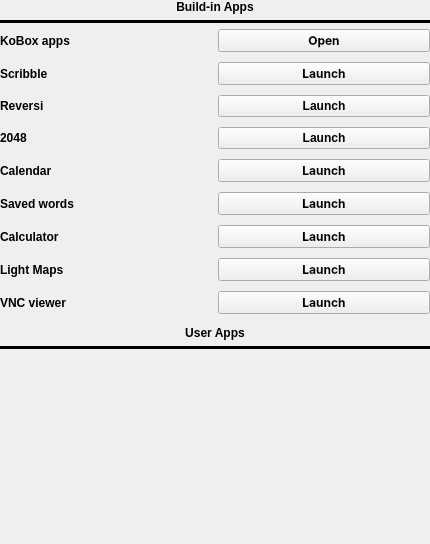
First picture: the form in apps.ui, repository Quill-OS/quill, before the edit.
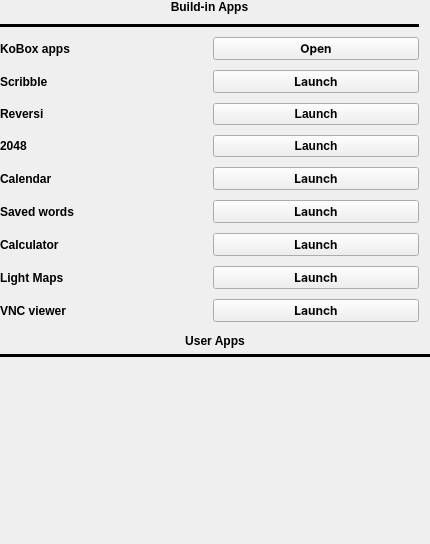
Second picture: the form after the edit.

Patch:
```diff
--- a/apps.ui
+++ b/apps.ui
@@ -28,7 +28,7 @@
    </property>
    <item>
     <layout class="QGridLayout" name="gridLayout">
-     <item row="2" column="0">
+     <item row="6" column="0">
       <widget class="QScrollArea" name="scrollArea">
        <property name="frameShape">
         <enum>QFrame::NoFrame</enum>
@@ -51,7 +51,7 @@
           <x>0</x>
           <y>0</y>
           <width>428</width>
-          <height>512</height>
+          <height>542</height>
          </rect>
         </property>
         <layout class="QVBoxLayout" name="verticalLayout_2">
@@ -72,14 +72,17 @@
          </property>
          <item>
           <layout class="QGridLayout" name="gridLayout_3">
+           <property name="rightMargin">
+            <number>11</number>
+           </property>
            <property name="bottomMargin">
             <number>6</number>
            </property>
            <property name="verticalSpacing">
             <number>10</number>
            </property>
-           <item row="5" column="0">
-            <widget class="QLabel" name="g2048Label">
+           <item row="3" column="0">
+            <widget class="QLabel" name="label_5">
              <property name="font">
               <font>
                <weight>75</weight>
@@ -87,12 +90,12 @@
               </font>
              </property>
              <property name="text">
-              <string>2048</string>
+              <string>KoBox apps</string>
              </property>
             </widget>
            </item>
-           <item row="4" column="0">
-            <widget class="QLabel" name="reversiLabel">
+           <item row="12" column="0">
+            <widget class="QLabel" name="vncViewerLabel">
              <property name="font">
               <font>
                <weight>75</weight>
@@ -100,11 +103,11 @@
               </font>
              </property>
              <property name="text">
-              <string>Reversi</string>
+              <string>VNC viewer</string>
              </property>
             </widget>
            </item>
-           <item row="2" column="1">
+           <item row="4" column="1">
             <widget class="QPushButton" name="scribbleLaunchBtn">
              <property name="font">
               <font>
@@ -119,7 +122,20 @@
              </property>
             </widget>
            </item>
-           <item row="2" column="0">
+           <item row="9" column="0">
+            <widget class="QLabel" name="label_3">
+             <property name="font">
+              <font>
+               <weight>75</weight>
+               <bold>true</bold>
+              </font>
+             </property>
+             <property name="text">
+              <string>Saved words</string>
+             </property>
+            </widget>
+           </item>
+           <item row="4" column="0">
             <widget class="QLabel" name="scribbleLabel">
              <property name="font">
               <font>
@@ -132,10 +148,24 @@
              </property>
             </widget>
            </item>
-           <item row="5" column="1">
-            <widget class="QPushButton" name="g2048LaunchBtn">
+           <item row="10" column="0">
+            <widget class="QLabel" name="label_4">
              <property name="font">
               <font>
+               <weight>75</weight>
+               <bold>true</bold>
+              </font>
+             </property>
+             <property name="text">
+              <string>Calculator</string>
+             </property>
+            </widget>
+           </item>
+           <item row="8" column="1">
+            <widget class="QPushButton" name="calendarLaunchBtn">
+             <property name="font">
+              <font>
+               <family>Inter</family>
                <weight>75</weight>
                <bold>true</bold>
               </font>
@@ -145,7 +175,21 @@
              </property>
             </widget>
            </item>
-           <item row="9" column="0">
+           <item row="3" column="1">
+            <widget class="QPushButton" name="koboxAppsOpenButton">
+             <property name="font">
+              <font>
+               <family>Inter</family>
+               <weight>75</weight>
+               <bold>true</bold>
+              </font>
+             </property>
+             <property name="text">
+              <string>Open</string>
+             </property>
+            </widget>
+           </item>
+           <item row="11" column="0">
             <widget class="QLabel" name="label_2">
              <property name="font">
               <font>
@@ -158,22 +202,8 @@
              </property>
             </widget>
            </item>
-           <item row="8" column="1">
-            <widget class="QPushButton" name="calculatorLaunchBtn">
-             <property name="font">
-              <font>
-               <family>Inter</family>
-               <weight>75</weight>
-               <bold>true</bold>
-              </font>
-             </property>
-             <property name="text">
-              <string>Launch</string>
-             </property>
-            </widget>
-           </item>
            <item row="6" column="0">
-            <widget class="QLabel" name="calendarLabel">
+            <widget class="QLabel" name="reversiLabel">
              <property name="font">
               <font>
                <weight>75</weight>
@@ -181,28 +211,14 @@
               </font>
              </property>
              <property name="text">
-              <string>Calendar</string>
+              <string>Reversi</string>
              </property>
             </widget>
            </item>
-           <item row="1" column="0">
-            <widget class="QLabel" name="label_5">
+           <item row="6" column="1">
+            <widget class="QPushButton" name="reversiLaunchBtn">
              <property name="font">
               <font>
-               <weight>75</weight>
-               <bold>true</bold>
-              </font>
-             </property>
-             <property name="text">
-              <string>KoBox apps</string>
-             </property>
-            </widget>
-           </item>
-           <item row="7" column="1">
-            <widget class="QPushButton" name="savedWordsLaunchBtn">
-             <property name="font">
-              <font>
-               <family>Inter</family>
                <weight>75</weight>
                <bold>true</bold>
               </font>
@@ -213,12 +229,11 @@
             </widget>
            </item>
            <item row="9" column="1">
-            <widget class="QPushButton" name="lightmapsLaunchBtn">
+            <widget class="QPushButton" name="savedWordsLaunchBtn">
              <property name="font">
               <font>
                <family>Inter</family>
                <weight>75</weight>
-               <italic>false</italic>
                <bold>true</bold>
               </font>
              </property>
@@ -227,47 +242,47 @@
              </property>
             </widget>
            </item>
-           <item row="1" column="1">
-            <widget class="QPushButton" name="koboxAppsOpenButton">
-             <property name="font">
-              <font>
-               <family>Inter</family>
-               <weight>75</weight>
-               <bold>true</bold>
-              </font>
-             </property>
-             <property name="text">
-              <string>Open</string>
-             </property>
-            </widget>
-           </item>
-           <item row="7" column="0">
-            <widget class="QLabel" name="label_3">
-             <property name="font">
-              <font>
-               <weight>75</weight>
-               <bold>true</bold>
-              </font>
-             </property>
-             <property name="text">
-              <string>Saved words</string>
-             </property>
-            </widget>
-           </item>
-           <item row="10" column="0">
-            <widget class="QLabel" name="vncViewerLabel">
-             <property name="font">
-              <font>
-               <weight>75</weight>
-               <bold>true</bold>
-              </font>
-             </property>
-             <property name="text">
-              <string>VNC viewer</string>
-             </property>
-            </widget>
-           </item>
            <item row="10" column="1">
+            <widget class="QPushButton" name="calculatorLaunchBtn">
+             <property name="font">
+              <font>
+               <family>Inter</family>
+               <weight>75</weight>
+               <bold>true</bold>
+              </font>
+             </property>
+             <property name="text">
+              <string>Launch</string>
+             </property>
+            </widget>
+           </item>
+           <item row="7" column="0">
+            <widget class="QLabel" name="g2048Label">
+             <property name="font">
+              <font>
+               <weight>75</weight>
+               <bold>true</bold>
+              </font>
+             </property>
+             <property name="text">
+              <string>2048</string>
+             </property>
+            </widget>
+           </item>
+           <item row="7" column="1">
+            <widget class="QPushButton" name="g2048LaunchBtn">
+             <property name="font">
+              <font>
+               <weight>75</weight>
+               <bold>true</bold>
+              </font>
+             </property>
+             <property name="text">
+              <string>Launch</string>
+             </property>
+            </widget>
+           </item>
+           <item row="12" column="1">
             <widget class="QPushButton" name="vncLaunchBtn">
              <property name="font">
               <font>
@@ -281,12 +296,13 @@
              </property>
             </widget>
            </item>
-           <item row="6" column="1">
-            <widget class="QPushButton" name="calendarLaunchBtn">
+           <item row="11" column="1">
+            <widget class="QPushButton" name="lightmapsLaunchBtn">
              <property name="font">
               <font>
                <family>Inter</family>
                <weight>75</weight>
+               <italic>false</italic>
                <bold>true</bold>
               </font>
              </property>
@@ -295,8 +311,24 @@
              </property>
             </widget>
            </item>
+           <item row="1" column="0" colspan="2">
+            <widget class="QLabel" name="label">
+             <property name="font">
+              <font>
+               <weight>75</weight>
+               <bold>true</bold>
+              </font>
+             </property>
+             <property name="text">
+              <string>Build-in Apps</string>
+             </property>
+             <property name="alignment">
+              <set>Qt::AlignCenter</set>
+             </property>
+            </widget>
+           </item>
            <item row="8" column="0">
-            <widget class="QLabel" name="label_4">
+            <widget class="QLabel" name="calendarLabel">
              <property name="font">
               <font>
                <weight>75</weight>
@@ -304,20 +336,20 @@
               </font>
              </property>
              <property name="text">
-              <string>Calculator</string>
+              <string>Calendar</string>
              </property>
             </widget>
            </item>
-           <item row="4" column="1">
-            <widget class="QPushButton" name="reversiLaunchBtn">
-             <property name="font">
-              <font>
-               <weight>75</weight>
-               <bold>true</bold>
-              </font>
+           <item row="2" column="0" colspan="2">
+            <widget class="Line" name="line">
+             <property name="frameShadow">
+              <enum>QFrame::Plain</enum>
              </property>
-             <property name="text">
-              <string>Launch</string>
+             <property name="lineWidth">
+              <number>3</number>
+             </property>
+             <property name="orientation">
+              <enum>Qt::Horizontal</enum>
              </property>
             </widget>
            </item>
@@ -375,35 +407,6 @@
        </widget>
       </widget>
      </item>
-     <item row="0" column="0">
-      <widget class="QLabel" name="label">
-       <property name="font">
-        <font>
-         <weight>75</weight>
-         <bold>true</bold>
-        </font>
-       </property>
-       <property name="text">
-        <string>Build-in Apps</string>
-       </property>
-       <property name="alignment">
-        <set>Qt::AlignCenter</set>
-       </property>
-      </widget>
-     </item>
-     <item row="1" column="0">
-      <widget class="Line" name="line">
-       <property name="frameShadow">
-        <enum>QFrame::Plain</enum>
-       </property>
-       <property name="lineWidth">
-        <number>3</number>
-       </property>
-       <property name="orientation">
-        <enum>Qt::Horizontal</enum>
-       </property>
-      </widget>
-     </item>
     </layout>
    </item>
   </layout>
```
Left out of the diff: 6 changed lines with no effect on the pictures.
